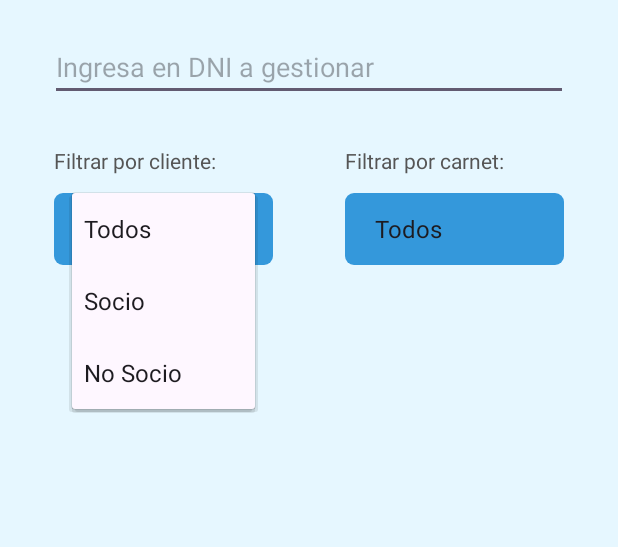
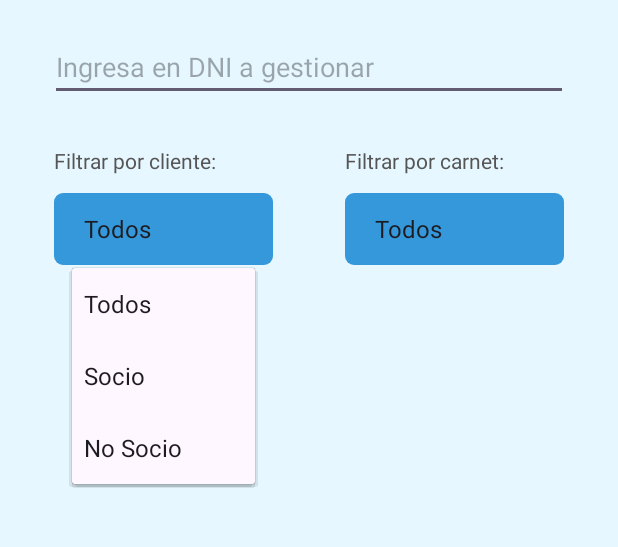
Before and after one commit to vlmnst/clubDeportivo, an Android app built with Jetpack Compose: the CustomerManagmentActivity screen opened directly, with no data from a screen before it, after a tap on "Todos", on a phone screen of 412 x 824 dp, the part 96-643 px from its top. Run offline under Robolectric (Android 15) with nearby library versions, the phone set to English and light mode, and no system bars.

Commit message:
fix: distancia del desplegable con el selector

```diff
--- a/app/src/main/res/layout/view_selector.xml
+++ b/app/src/main/res/layout/view_selector.xml
@@ -24,7 +24,9 @@
         android:layout_marginTop="8dp"
         android:background="@drawable/spinner_background"
         android:paddingStart="12dp"
-        android:paddingEnd="12dp"  />
+        android:paddingEnd="12dp"
+        android:dropDownVerticalOffset="50dp"
+        android:dropDownWidth="match_parent"/>
 
 
 </LinearLayout>
```
